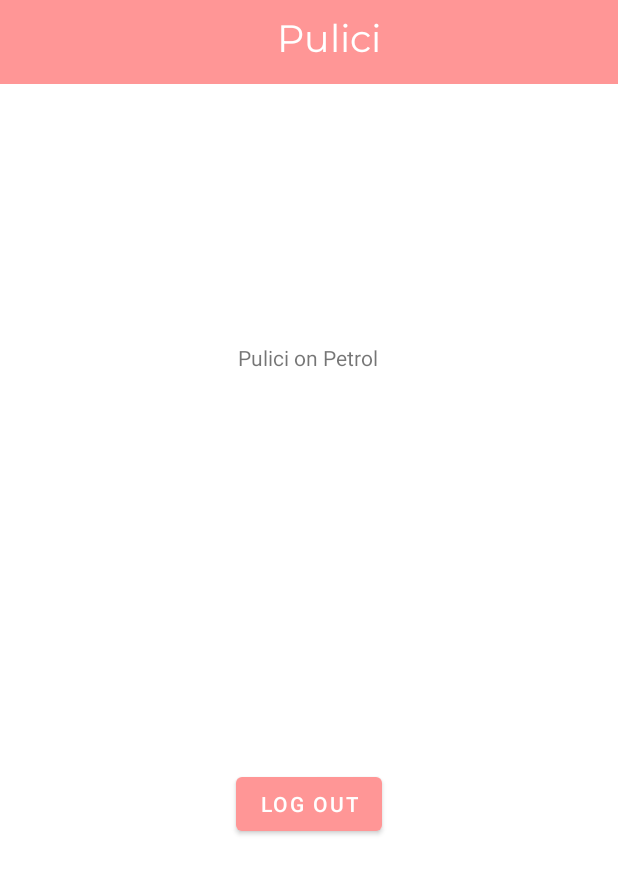
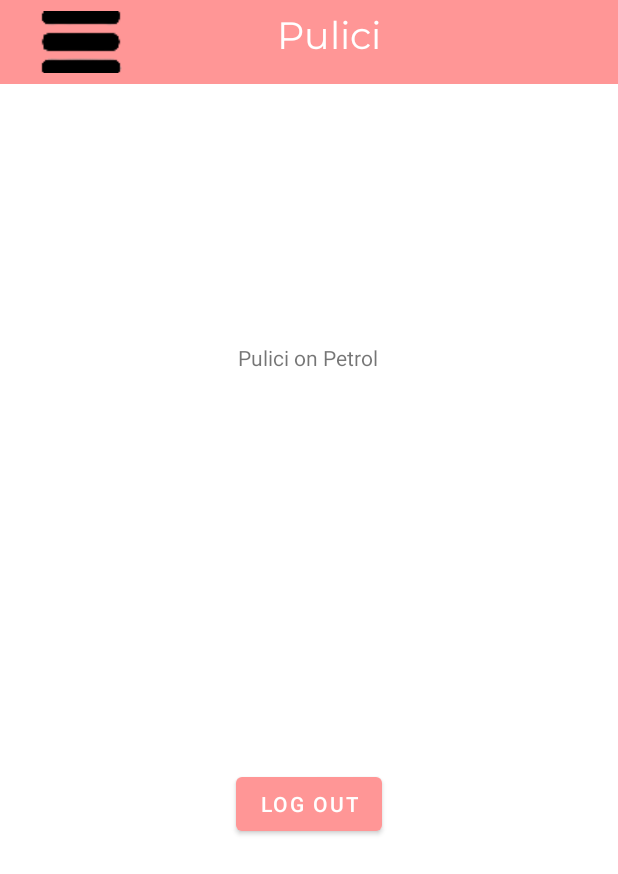
Before and after one commit to aman0275/Pulici, an Android app: the MainActivity screen opened directly, with no data from a screen before it, on a phone screen of 412 x 824 dp. Shown: the top 874 px of the screen. Run offline under Robolectric (Android 15) with nearby library versions, the phone set to English and light mode, and no system bars; our stand-ins replace Firebase (no records; nobody signed in at launch, a user with empty details on screens opened directly).

Commit message:
to fix menu layout and onclick of menu

```diff
--- a/app/src/main/res/layout/activity_main.xml
+++ b/app/src/main/res/layout/activity_main.xml
@@ -77,6 +77,16 @@
         <!--                    android:layout_marginEnd="-308dp"-->
         <!--                    android:layout_marginRight="-308dp"-->
         <!--                    android:src="@drawable/account" />-->
+                        <ImageButton
+                            android:id="@+id/account_button"
+                            style="@style/Widget.AppCompat.Button.Borderless"
+                            android:layout_width="680dp"
+                            android:layout_height="41dp"
+                            android:layout_alignParentEnd="true"
+                            android:layout_alignParentRight="true"
+                            android:layout_marginEnd="320dp"
+                            android:layout_marginRight="320dp"
+                            android:src="@drawable/menu" />
 
                     </RelativeLayout>
 
```
Also changed, not shown: app/src/main/res/drawable/menu.png (added).
